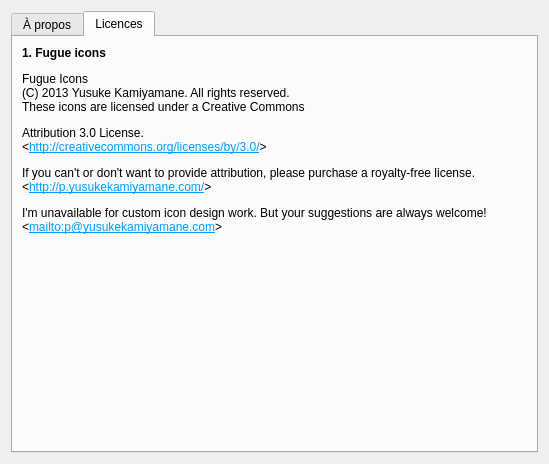
seigneurfuo/MyAnimeManager3, file src/ui/dialogs/about.ui: the form before one commit.
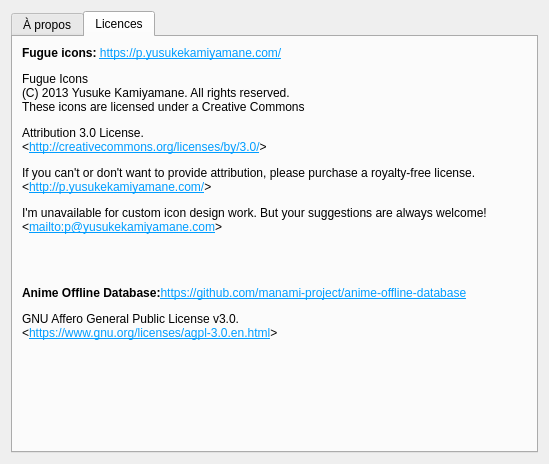
The form after the commit. The open tabs and pages were chosen to show the change. Icons and pictures are not drawn.

Commit message: Ajout de nouvelles informations dans about afin de prendre en compte la lisence de anime-offline-database.

Diff of the .ui file:
```diff
--- a/src/ui/dialogs/about.ui
+++ b/src/ui/dialogs/about.ui
@@ -200,7 +200,7 @@
        <item row="0" column="0">
         <widget class="QLabel" name="label">
          <property name="text">
-          <string>&lt;html&gt;&lt;head/&gt;&lt;body&gt;&lt;p&gt;&lt;span style=&quot; font-weight:600;&quot;&gt;1. Fugue icons&lt;/span&gt;&lt;/p&gt;&lt;p&gt;Fugue Icons&lt;br/&gt;(C) 2013 Yusuke Kamiyamane. All rights reserved.&lt;br/&gt;These icons are licensed under a Creative Commons&lt;/p&gt;&lt;p&gt;Attribution 3.0 License.&lt;br/&gt;&amp;lt;&lt;a href=&quot;http://creativecommons.org/licenses/by/3.0/&quot;&gt;&lt;span style=&quot; text-decoration: underline; color:#009dff;&quot;&gt;http://creativecommons.org/licenses/by/3.0/&lt;/span&gt;&lt;/a&gt;&amp;gt;&lt;/p&gt;&lt;p&gt;If you can't or don't want to provide attribution, please purchase a royalty-free license.&lt;br/&gt;&amp;lt;&lt;a href=&quot;http://p.yusukekamiyamane.com/&quot;&gt;&lt;span style=&quot; text-decoration: underline; color:#009dff;&quot;&gt;http://p.yusukekamiyamane.com/&lt;/span&gt;&lt;/a&gt;&amp;gt;&lt;/p&gt;&lt;p&gt;I'm unavailable for custom icon design work. But your suggestions are always welcome!&lt;br/&gt;&amp;lt;&lt;a href=&quot;mailto:p@yusukekamiyamane.com&quot;&gt;&lt;span style=&quot; text-decoration: underline; color:#009dff;&quot;&gt;mailto:p@yusukekamiyamane.com&lt;/span&gt;&lt;/a&gt;&amp;gt;&lt;/p&gt;&lt;/body&gt;&lt;/html&gt;</string>
+          <string>&lt;html&gt;&lt;head/&gt;&lt;body&gt;&lt;p&gt;&lt;span style=&quot; font-weight:600;&quot;&gt;Fugue icons: &lt;/span&gt;&lt;a href=&quot;https://p.yusukekamiyamane.com/&quot;&gt;&lt;span style=&quot; text-decoration: underline; color:#009dff;&quot;&gt;https://p.yusukekamiyamane.com/&lt;/span&gt;&lt;/a&gt;&lt;/p&gt;&lt;p&gt;Fugue Icons&lt;br/&gt;(C) 2013 Yusuke Kamiyamane. All rights reserved.&lt;br/&gt;These icons are licensed under a Creative Commons&lt;/p&gt;&lt;p&gt;Attribution 3.0 License.&lt;br/&gt;&amp;lt;&lt;a href=&quot;http://creativecommons.org/licenses/by/3.0/&quot;&gt;&lt;span style=&quot; text-decoration: underline; color:#009dff;&quot;&gt;http://creativecommons.org/licenses/by/3.0/&lt;/span&gt;&lt;/a&gt;&amp;gt;&lt;/p&gt;&lt;p&gt;If you can't or don't want to provide attribution, please purchase a royalty-free license.&lt;br/&gt;&amp;lt;&lt;a href=&quot;http://p.yusukekamiyamane.com/&quot;&gt;&lt;span style=&quot; text-decoration: underline; color:#009dff;&quot;&gt;http://p.yusukekamiyamane.com/&lt;/span&gt;&lt;/a&gt;&amp;gt;&lt;/p&gt;&lt;p&gt;I'm unavailable for custom icon design work. But your suggestions are always welcome!&lt;br/&gt;&amp;lt;&lt;a href=&quot;mailto:p@yusukekamiyamane.com&quot;&gt;&lt;span style=&quot; text-decoration: underline; color:#009dff;&quot;&gt;mailto:p@yusukekamiyamane.com&lt;/span&gt;&lt;/a&gt;&amp;gt;&lt;/p&gt;&lt;p&gt;&lt;br/&gt;&lt;/p&gt;&lt;p&gt;&lt;span style=&quot; font-weight:600;&quot;&gt;Anime Offline Database:&lt;/span&gt;&lt;a href=&quot;https://github.com/manami-project/anime-offline-database&quot;&gt;&lt;span style=&quot; text-decoration: underline; color:#009dff;&quot;&gt;https://github.com/manami-project/anime-offline-database&lt;/span&gt;&lt;/a&gt;&lt;/p&gt;&lt;p&gt;GNU Affero General Public License v3.0.&lt;br/&gt;&amp;lt;&lt;a href=&quot;https://www.gnu.org/licenses/agpl-3.0.en.html&quot;&gt;&lt;span style=&quot; text-decoration: underline; color:#009dff;&quot;&gt;https://www.gnu.org/licenses/agpl-3.0.en.html&lt;/span&gt;&lt;/a&gt;&amp;gt;&lt;/p&gt;&lt;/body&gt;&lt;/html&gt;</string>
          </property>
          <property name="alignment">
           <set>Qt::AlignLeading|Qt::AlignLeft|Qt::AlignTop</set>
```
